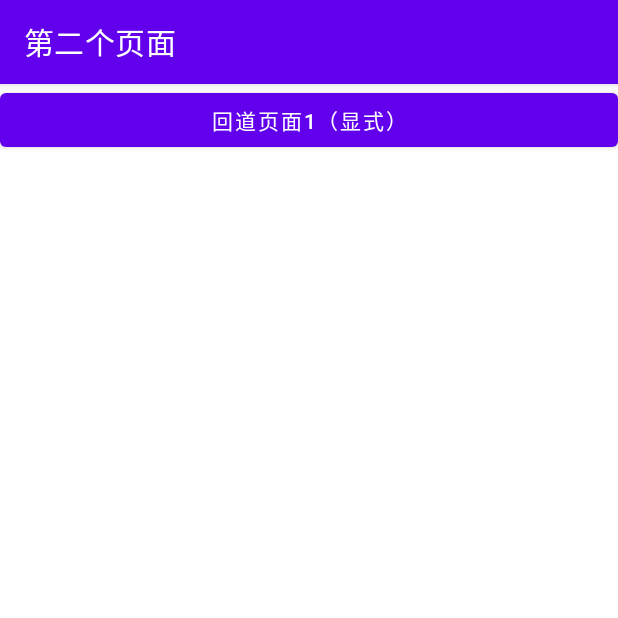
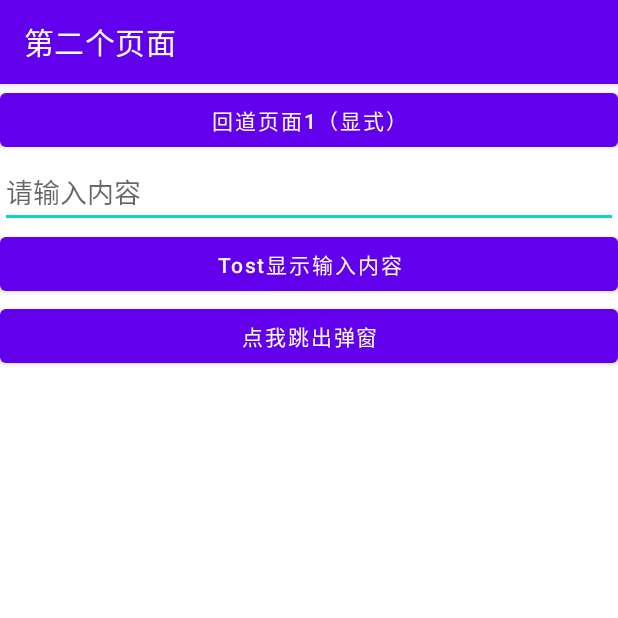
Before and after one commit to JustinFoxy/MyAndroidStudioProject, an Android app: the SecondActivity screen opened directly, with no data from a screen before it, on a phone screen of 412 x 824 dp, the top half of it. Run offline under Robolectric (Android 15) with nearby library versions, the light colour scheme and no system bars.

Commit message:
update
在页面2中新添加了文本框和弹窗

```diff
--- a/MyAndroidStudioActivity/app/src/main/java/com/example/activity/SecondActivity.java
+++ b/MyAndroidStudioActivity/app/src/main/java/com/example/activity/SecondActivity.java
@@ -1,11 +1,14 @@
 package com.example.activity;
 
+import android.content.DialogInterface;
 import android.content.Intent;
 import android.os.Bundle;
 import android.view.View;
 import android.widget.Button;
+import android.widget.EditText;
 import android.widget.Toast;
 
+import androidx.appcompat.app.AlertDialog;
 import androidx.appcompat.app.AppCompatActivity;
 
 public class SecondActivity extends AppCompatActivity {
@@ -15,7 +18,12 @@ public class SecondActivity extends AppCompatActivity {
         super.onCreate(savedInstanceState);
         setContentView(R.layout.second_layout);
 
+        //按钮初始化
         Button button1 = findViewById(R.id.second_layout_button_1);
+        Button button2 = findViewById(R.id.show_input_button);
+        Button button3 = findViewById(R.id.dialog_button);
+        //文本框初始化
+        EditText editText = findViewById(R.id.edit_text);
 
 
         //按钮1
@@ -34,6 +42,36 @@ public class SecondActivity extends AppCompatActivity {
         });
 
 
+        //按钮2
+        button2.setOnClickListener(new View.OnClickListener() {
+            @Override
+            public void onClick(View v) {
+                //收取文本框的内容
+                String inputText = editText.getText().toString();
+                Toast.makeText(SecondActivity.this, "你输入了: " + inputText, Toast.LENGTH_SHORT).show();
+            }
+        });
+
+        //按钮3
+        button3.setOnClickListener(new View.OnClickListener() {
+            @Override
+            public void onClick(View v) {
+                //跳出弹窗
+                AlertDialog.Builder dialog = new AlertDialog.Builder(SecondActivity.this);
+                dialog.setTitle("有一个重要的信息");
+                dialog.setMessage("求求老师大作业给我过吧");
+                dialog.setCancelable(false);
+                dialog.setPositiveButton("让我过！", new DialogInterface.OnClickListener() {
+                    @Override
+                    public void onClick(DialogInterface dialog, int which) {
+
+                    }
+                });
+                dialog.show();
+            }
+        });
+
+
     }
 
 }
--- a/MyAndroidStudioActivity/app/src/main/res/layout/second_layout.xml
+++ b/MyAndroidStudioActivity/app/src/main/res/layout/second_layout.xml
@@ -1,15 +1,31 @@
-<?xml version="1.0" encoding="utf-8"?>
 <LinearLayout xmlns:android="http://schemas.android.com/apk/res/android"
-    xmlns:app="http://schemas.android.com/apk/res-auto"
     xmlns:tools="http://schemas.android.com/tools"
     android:layout_width="match_parent"
     android:layout_height="match_parent"
+    android:orientation="vertical"
     tools:context=".SecondActivity">
 
     <Button
         android:id="@+id/second_layout_button_1"
         android:layout_width="match_parent"
         android:layout_height="wrap_content"
-        android:text="@string/second_layout_button_1"/>
+        android:text="@string/second_layout_button_1" />
+
+    <EditText
+        android:id="@+id/edit_text"
+        android:layout_width="match_parent"
+        android:layout_height="wrap_content"
+        android:hint="@string/edit_text" />
+    <Button
+        android:id="@+id/show_input_button"
+        android:layout_width="match_parent"
+        android:layout_height="wrap_content"
+        android:text="@string/show_input_button"
+        android:textAllCaps="false" />
+    <Button
+        android:id="@+id/dialog_button"
+        android:layout_width="match_parent"
+        android:layout_height="wrap_content"
+        android:text="@string/dialog_button"/>
 
 </LinearLayout>
--- a/MyAndroidStudioActivity/app/src/main/res/values/strings.xml
+++ b/MyAndroidStudioActivity/app/src/main/res/values/strings.xml
@@ -7,4 +7,7 @@
     <string name="first_layout_button_4">打电话给自己（使用intent）</string>
     <string name="first_layout_button_5">切换图片</string>
     <string name="second_layout_button_1">回道页面1（显式）</string>
+    <string name="edit_text">请输入内容</string>
+    <string name="show_input_button">Tost显示输入内容</string>
+    <string name="dialog_button">点我跳出弹窗</string>
 </resources>
```
